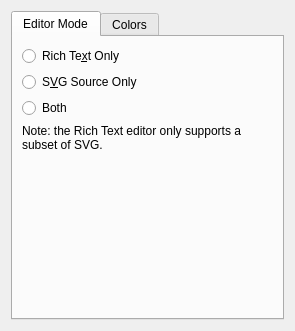
Qt form plugins/tools/svgtexttool/WdgSvgTextSettings.ui (KDE/krita) before a commit.
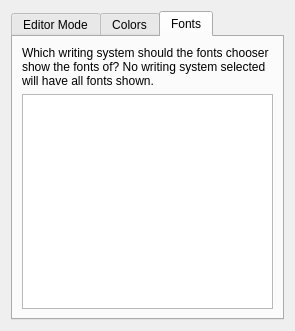
The same form after that commit. The open tabs and pages were chosen to show the change. Custom widgets are drawn as their Qt base class.

Commit message:
Also add option to select specific writing systems for the fonts.
This allows us to filter fonts that we don't need. I even wrote the
widget filling function, but it seems that cpp file isn't connected.

Patch:
```diff
--- a/plugins/tools/svgtexttool/WdgSvgTextSettings.ui
+++ b/plugins/tools/svgtexttool/WdgSvgTextSettings.ui
@@ -254,6 +254,26 @@
        </item>
       </layout>
      </widget>
+     <widget class="QWidget" name="tab_3">
+      <attribute name="title">
+       <string>Fonts</string>
+      </attribute>
+      <layout class="QVBoxLayout" name="verticalLayout_2">
+       <item>
+        <widget class="QLabel" name="label_8">
+         <property name="text">
+          <string>&lt;html&gt;&lt;head/&gt;&lt;body&gt;&lt;p&gt;Which writing system should the fonts chooser show the fonts of? No writing system selected will have all fonts shown.&lt;/p&gt;&lt;/body&gt;&lt;/html&gt;</string>
+         </property>
+         <property name="wordWrap">
+          <bool>true</bool>
+         </property>
+        </widget>
+       </item>
+       <item>
+        <widget class="QListView" name="lwScripts"/>
+       </item>
+      </layout>
+     </widget>
     </widget>
    </item>
   </layout>
```
The commit also changes 2 other files.
